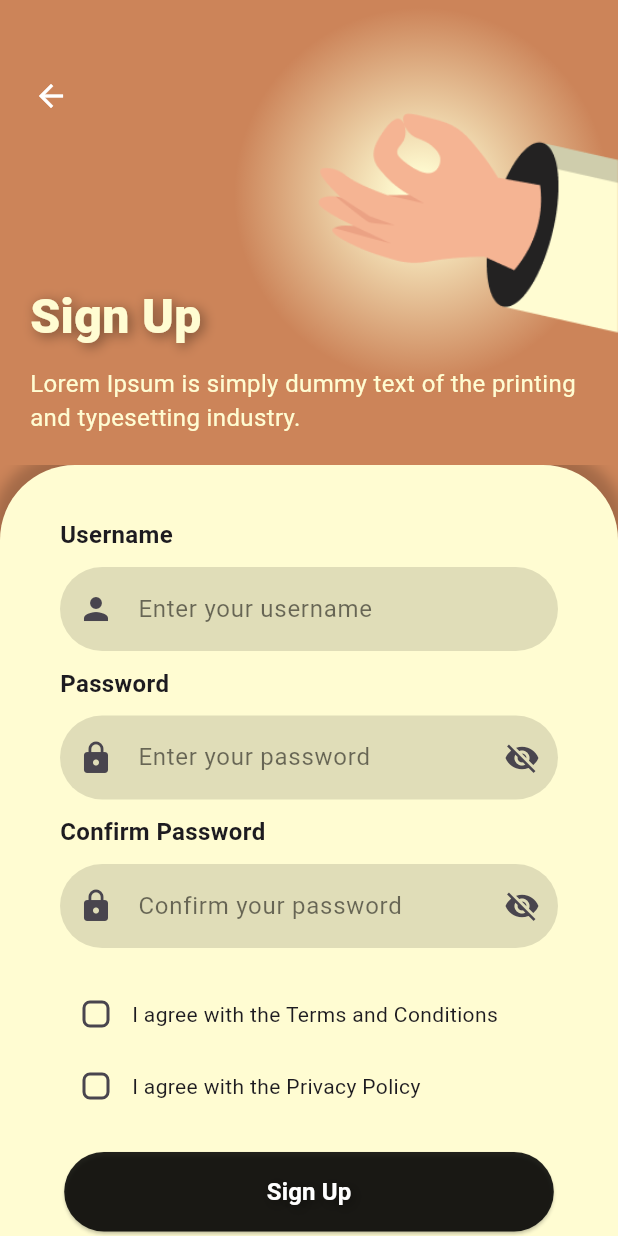
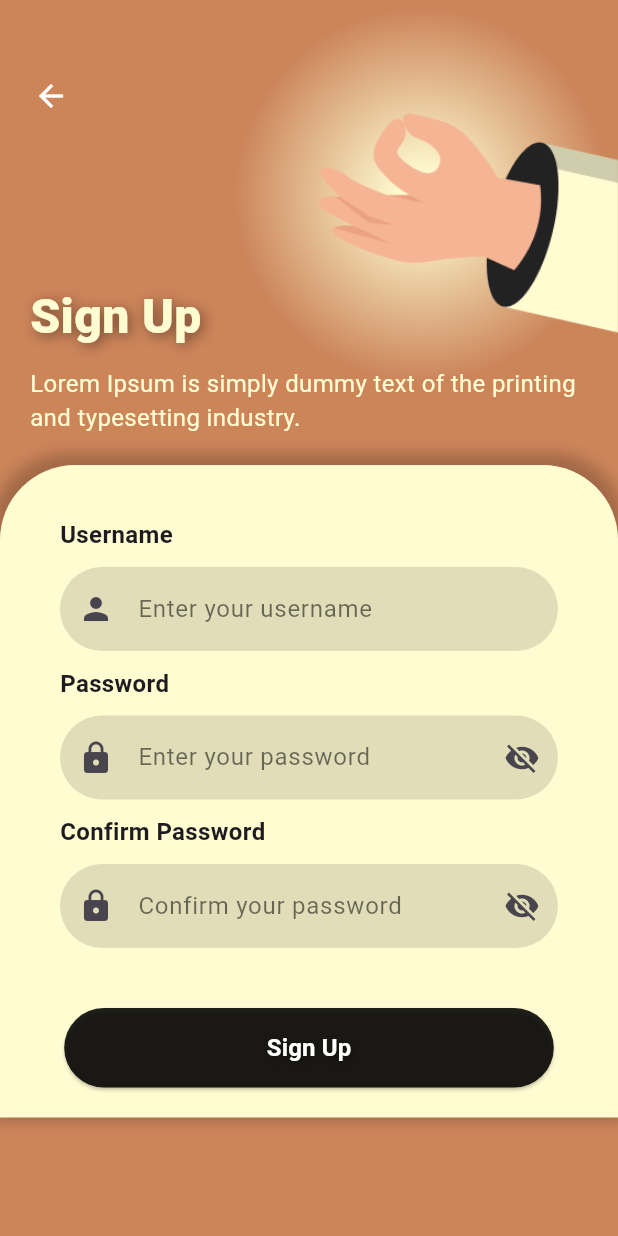
Before and after one commit to jjustmint/fingerLang, a Flutter app: the screen it shows after launch, on a phone screen of 412 x 824 dp. Run offline on Flutter 3.47's test engine with Material 3 defaults, Android fonts, the light colour scheme and no system bars; our stand-ins replace shared_preferences.

Commit message:
Update signup.dart

```diff
--- a/frontend/lib/pages/auth/signup/signup.dart
+++ b/frontend/lib/pages/auth/signup/signup.dart
@@ -252,44 +252,7 @@ class _SignUpPageState extends State<SignUpPage> {
                                     ),
                                   ),
                                 ),
-                              const SizedBox(height: 20),
-                              Row(
-                                children: [
-                                  Checkbox(
-                                    value: _agreeTerms,
-                                    onChanged: (bool? value) {
-                                      setState(() {
-                                        _agreeTerms = value ?? false;
-                                      });
-                                    },
-                                    shape: RoundedRectangleBorder(
-                                      borderRadius: BorderRadius.circular(5.0),
-                                    ),
-                                  ),
-                                  const Expanded(
-                                    child: Text('I agree with the Terms and Conditions'),
-                                  ),
-                                ],
-                              ),
-                              Row(
-                                children: [
-                                  Checkbox(
-                                    value: _agreePrivacy,
-                                    onChanged: (bool? value) {
-                                      setState(() {
-                                        _agreePrivacy = value ?? false;
-                                      });
-                                    },
-                                    shape: RoundedRectangleBorder(
-                                      borderRadius: BorderRadius.circular(5.0),
-                                    ),
-                                  ),
-                                  const Expanded(
-                                    child: Text('I agree with the Privacy Policy'),
-                                  ),
-                                ],
-                              ),
-                              const SizedBox(height: 20),
+                              const SizedBox(height: 40),
                               Center(
                                 child: ElevatedButton(
                                   onPressed: () {
```
